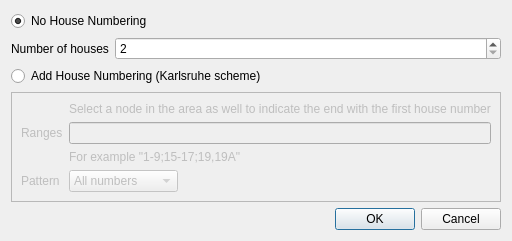
Qt form src/TerraceDialog.ui (openstreetmap/merkaartor) before a commit.
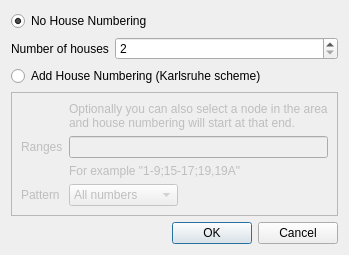
The same form after that commit.

Commit message:
FIX: Improve terrace dialog wording and resizing
To allow for longer translations, adjust the layout properties of the
terrace dialog so that the label about being able to select a node is
word wrapped and can expand horizontally.

Also reword that message as it wasn't very clear before.

```diff
--- a/src/TerraceDialog.ui
+++ b/src/TerraceDialog.ui
@@ -2,18 +2,13 @@
 <ui version="4.0">
  <class>TerraceDialog</class>
  <widget class="QDialog" name="TerraceDialog">
-  <property name="geometry">
-   <rect>
-    <x>0</x>
-    <y>0</y>
-    <width>458</width>
-    <height>219</height>
-   </rect>
-  </property>
   <property name="windowTitle">
    <string>Terrace</string>
   </property>
   <layout class="QVBoxLayout" name="verticalLayout">
+   <property name="sizeConstraint">
+    <enum>QLayout::SetMinimumSize</enum>
+   </property>
    <item>
     <widget class="QRadioButton" name="radioNoNumbering">
      <property name="text">
@@ -118,8 +113,17 @@
       </item>
       <item row="0" column="1">
        <widget class="QLabel" name="label_5">
+        <property name="sizePolicy">
+         <sizepolicy hsizetype="Expanding" vsizetype="Minimum">
+          <horstretch>0</horstretch>
+          <verstretch>0</verstretch>
+         </sizepolicy>
+        </property>
         <property name="text">
-         <string>Select a node in the area as well to indicate the end with the first house number</string>
+         <string>Optionally you can also select a node in the area and house numbering will start at that end.</string>
+        </property>
+        <property name="wordWrap">
+         <bool>true</bool>
         </property>
        </widget>
       </item>
```
